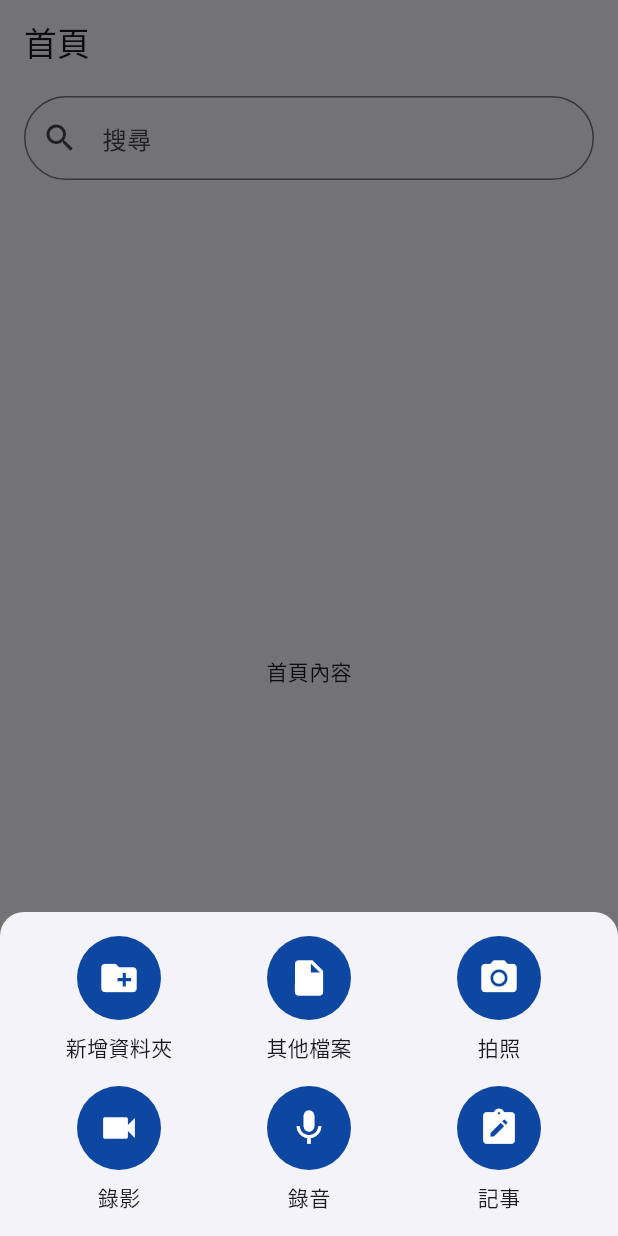
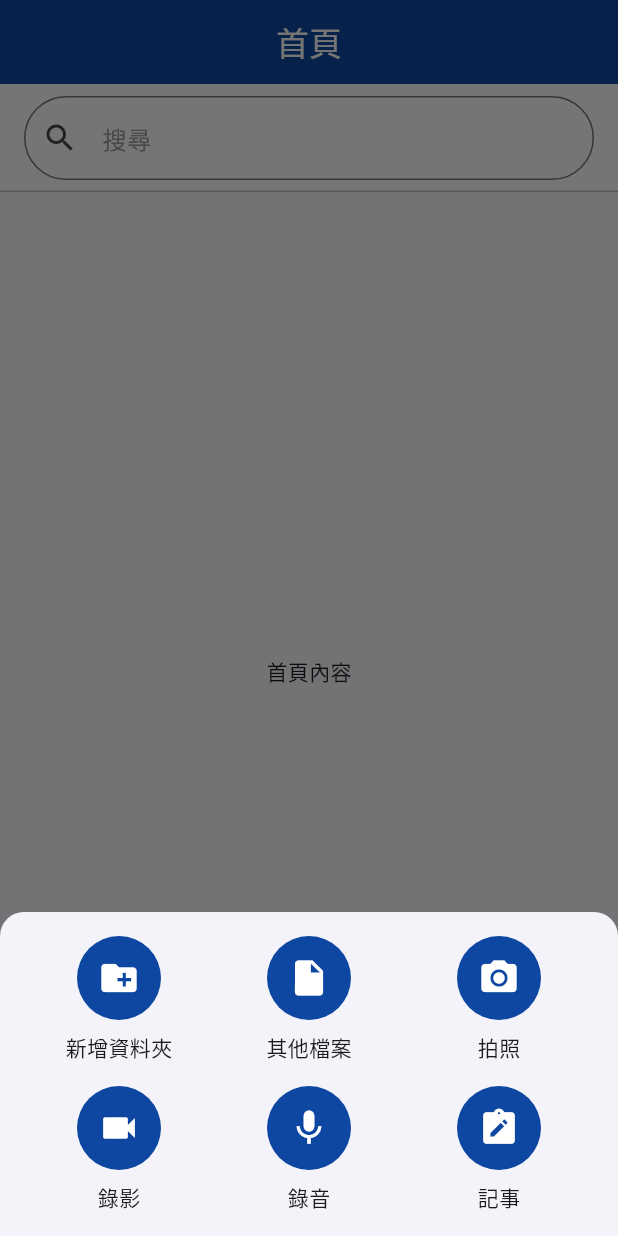
Before and after one commit to oakleychen0707/cameraUploadUI, a Flutter app: the screen it shows after launch, after a tap on the "add" icon, on a phone screen of 412 x 824 dp. Run offline on Flutter 3.47's test engine with Material 3 defaults, Android fonts, the phone set to English and light mode, and no system bars; our stand-ins replace image_picker.

Commit message:
修改 UI

```diff
--- a/lib/account_page.dart
+++ b/lib/account_page.dart
@@ -12,10 +12,9 @@ class _AccountPageState extends State<AccountPage> {
   Widget build(BuildContext context) {
     return Scaffold(
       appBar: AppBar(
-        title: const Align(
-          alignment: Alignment.centerLeft,  // 將標題設為靠左
-          child: Text('帳戶'),  // 設定標題文字
-        ),
+        title: Text("帳戶", style: TextStyle(color: Colors.white)),
+        centerTitle: true,
+        backgroundColor: Colors.blue.shade900,
       ),
       body: const Center(
         child: Text('帳戶內容'),
--- a/lib/file_page.dart
+++ b/lib/file_page.dart
@@ -17,23 +17,14 @@ class _FilePageState extends State<FilePage> {
   Widget build(BuildContext context) {
     return Scaffold(
       appBar: AppBar(
-        title: const Align(
-          alignment: Alignment.centerLeft,  // 將標題設為靠左
-          child: Text('檔案'),  // 設定標題文字
-        ),
+        title: Text("檔案", style: TextStyle(color: Colors.white)),
+        centerTitle: true,
+        backgroundColor: Colors.blue.shade900,
       ),
       body: Column(
         children: [
-          Padding(
-            padding: const EdgeInsets.only(
-              top: 8,
-              bottom: 8,
-              left: 16,
-              right: 16,
-            ),
-            child: SearchWidget(
-              controller: _searchController, // 只需傳遞 controller，邏輯寫在組件內部
-            ),
+          SearchWidget(
+            controller: _searchController, // 只需傳遞 controller，邏輯寫在組件內部
           ),
           const Expanded(
             child: Center(
--- a/lib/home_page.dart
+++ b/lib/home_page.dart
@@ -16,23 +16,14 @@ class _HomePageState extends State<HomePage> {
   Widget build(BuildContext context) {
     return Scaffold(
       appBar: AppBar(
-        title: const Align(
-          alignment: Alignment.centerLeft,
-          child: Text('首頁'),
-        ),
+        title: Text("首頁", style: TextStyle(color: Colors.white)),
+        centerTitle: true,
+        backgroundColor: Colors.blue.shade900,
       ),
       body: Column(
         children: [
-          Padding(
-            padding: const EdgeInsets.only(
-              top: 8,
-              bottom: 8,
-              left: 16,
-              right: 16,
-            ),
-            child: SearchWidget(
-              controller: _searchController, // 只需傳遞 controller，邏輯寫在組件內部
-            ),
+          SearchWidget(
+            controller: _searchController, // 只需傳遞 controller，邏輯寫在組件內部
           ),
           const Expanded(
             child: Center(
--- a/lib/main.dart
+++ b/lib/main.dart
@@ -53,13 +53,24 @@ class _HomeScreenState extends State<HomeScreen> {
         index: _currentIndex,
         children: _pages,
       ),
-      bottomNavigationBar: BottomNavigationBar(
+      bottomNavigationBar: Container(
+        decoration: BoxDecoration(
+          boxShadow: [
+            BoxShadow(
+              color: Colors.black.withValues(alpha: 0.2), // 陰影顏色
+              spreadRadius: 0, // 陰影擴散範圍
+              blurRadius: 8, // 陰影模糊程度
+              offset: Offset(0, -1), // 陰影偏移量
+            ),
+          ],
+        ),
+        child: BottomNavigationBar(
           type: BottomNavigationBarType.fixed,
           currentIndex: _currentIndex,
           onTap: _onItemTapped,
-        backgroundColor: Colors.blue.shade900,
-        selectedItemColor: Colors.white,
-        unselectedItemColor: Colors.black,
+          backgroundColor: Colors.grey.shade100,
+          selectedItemColor: Colors.blue.shade900,
+          unselectedItemColor: Colors.grey,
           items: const [
             BottomNavigationBarItem(icon: Icon(Icons.home), label: '首頁'),
             BottomNavigationBarItem(icon: Icon(Icons.folder), label: '檔案'),
@@ -67,6 +78,7 @@ class _HomeScreenState extends State<HomeScreen> {
             BottomNavigationBarItem(icon: Icon(Icons.account_circle), label: '帳戶'),
           ],
         ),
+      ),
     );
   }
 }
--- a/lib/photo_page.dart
+++ b/lib/photo_page.dart
@@ -17,20 +17,14 @@ class _PhotoPageState extends State<PhotoPage> {
   Widget build(BuildContext context) {
     return Scaffold(
       appBar: AppBar(
-        title: const Align(
-          alignment: Alignment.centerLeft,  // 將標題設為靠左
-          child: Text('相片'),  // 設定標題文字
-        ),
+        title: Text("相片", style: TextStyle(color: Colors.white)),
+        centerTitle: true,
+        backgroundColor: Colors.blue.shade900,
       ),
       body: Column(
         children: [
-          Padding(
-            padding: const EdgeInsets.only(
-              top: 8,
-              bottom: 8,
-              left: 16,
-              right: 16,
-            ),
+          Container(
+            color: Colors.white,
             child: SearchWidget(
               controller: _searchController, // 只需傳遞 controller，邏輯寫在組件內部
             ),
--- a/lib/widget/SearchWidget.dart
+++ b/lib/widget/SearchWidget.dart
@@ -7,19 +7,41 @@ class SearchWidget extends StatelessWidget {
 
   @override
   Widget build(BuildContext context) {
-    return TextField(
+    return Column(
+      children: [
+        Container(
+          color: Colors.white,
+          child: Padding(
+            padding: const EdgeInsets.symmetric(horizontal: 16, vertical: 8),
+            child: TextField(
               controller: controller,
               decoration: InputDecoration(
                 labelText: '搜尋',
+                labelStyle: const TextStyle(color: Colors.grey), // 標籤顏色
                 border: OutlineInputBorder(
                   borderRadius: BorderRadius.circular(30.0),
+                  borderSide: BorderSide(color: Colors.blue.shade900),
+                ),
+                floatingLabelStyle: TextStyle(color: Colors.blue.shade900),
+                focusedBorder: OutlineInputBorder(
+                  borderRadius: BorderRadius.circular(30.0),
+                  borderSide: BorderSide(color: Colors.blue.shade900),
                 ),
                 prefixIcon: const Icon(Icons.search),
               ),
+              cursorColor: Colors.blue.shade900,
               onSubmitted: (query) {
-        // 直接在這裡寫搜尋邏輯
-        print('搜尋內容: $query');
+                debugPrint('搜尋內容: $query');
               },
+            ),
+          ),
+        ),
+        Divider(
+          thickness: 1, // 線的粗細
+          color: Colors.grey.shade400,
+          height: 0,
+        ),
+      ],
     );
   }
 }
```
Lines whose indentation alone changed are shown as unchanged.
